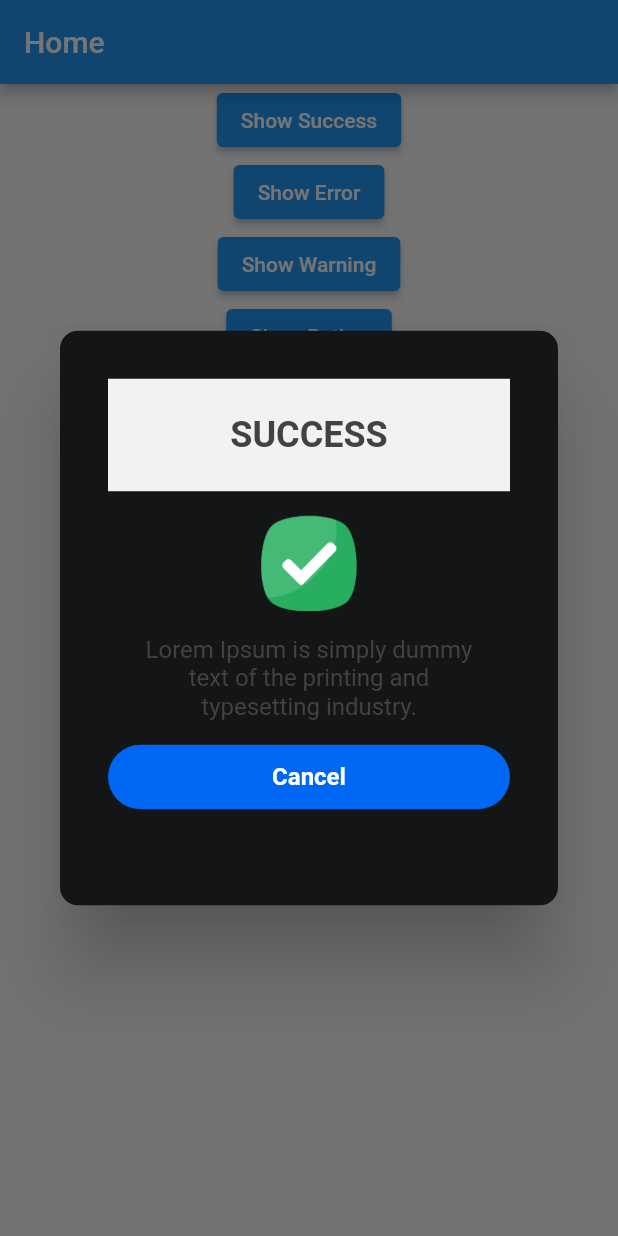
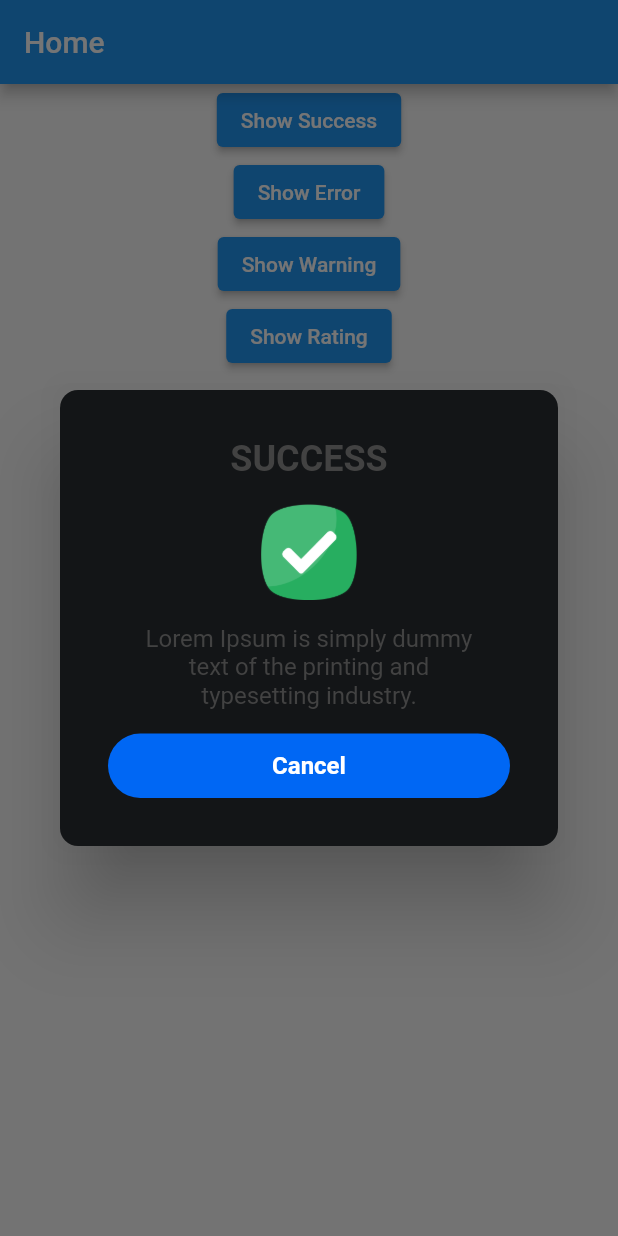
Before and after one commit to omeryilmazel/SwAlert, a Flutter app: the screen it shows after launch, after a tap on "Show Success", on a phone screen of 412 x 824 dp. Run offline on Flutter 3.47's test engine with Material 2 defaults, Android fonts, the phone set to English and light mode, and no system bars.

Commit message:
Update success.dart

```diff
--- a/lib/src/widgets/success.dart
+++ b/lib/src/widgets/success.dart
@@ -57,10 +57,6 @@ class SwSuccess extends StatelessWidget {
 
   Container buildTitle() {
     return Container(
-      padding: EdgeInsets.all(16),
-      color: Color(0xFFF2F2F2),
-      height: 75,
-      width: double.maxFinite,
       child: Center(child: Text(title, style: AlertTextStyle.title)),
     );
   }
@@ -75,7 +71,7 @@ class SwSuccess extends StatelessWidget {
         }
       },
       child: Container(
-        margin: EdgeInsets.only(bottom: 32,top: 16),
+        margin: EdgeInsets.only(bottom: 0,top: 16),
         padding: EdgeInsets.symmetric(vertical: 12, horizontal: 32),
         decoration: BoxDecoration(
             borderRadius: BorderRadius.circular(100), color: SwColors.mainColor),
```
